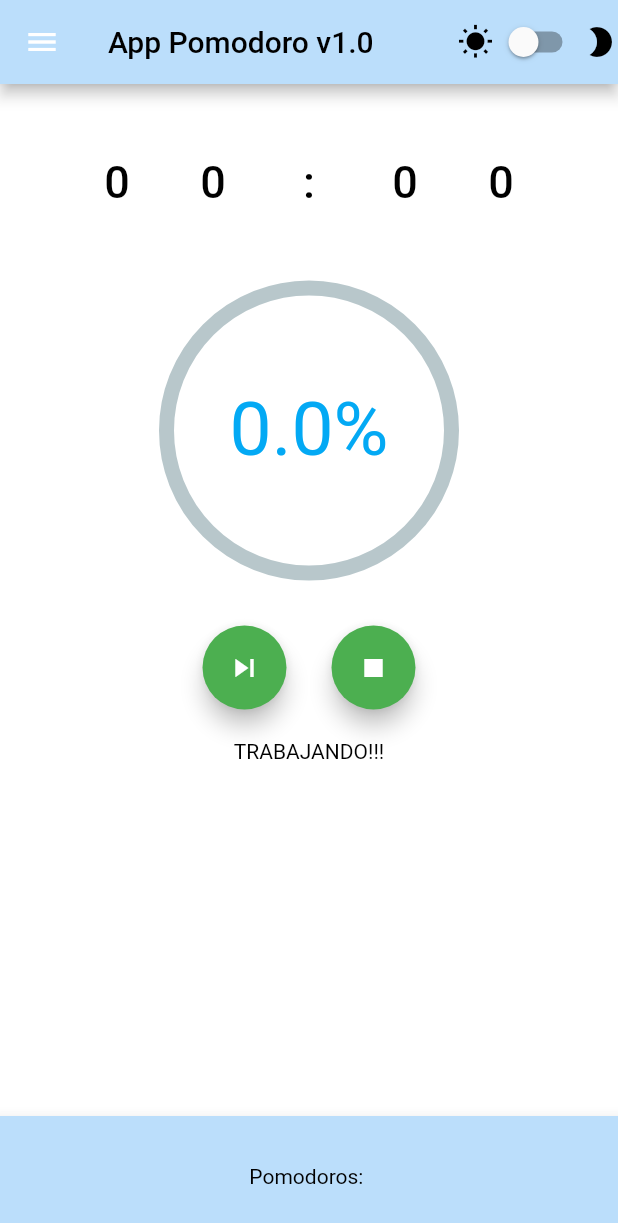
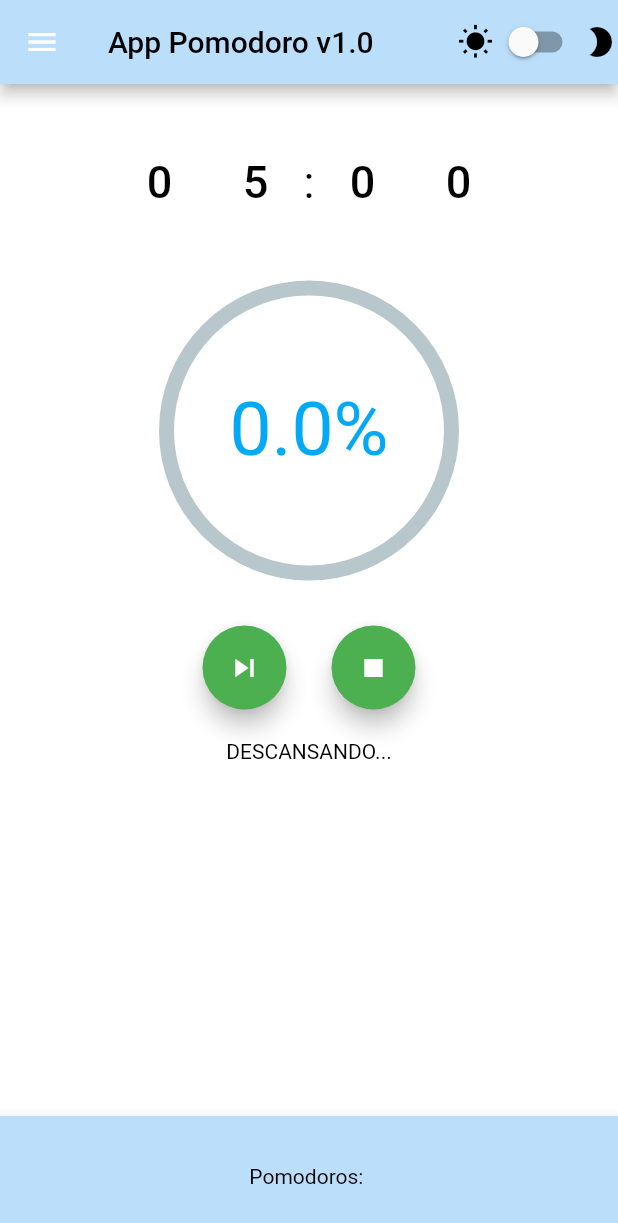
Before and after one commit to robertocarlosmm/MiPomodoroApp, a Flutter app: the screen it shows after launch, after a tap on the "play arrow" icon, after a tap on the "skip next" icon, on a phone screen of 412 x 824 dp. Shown: the top 1223 px of the screen. Run offline on Flutter 3.47's test engine with Material 2 defaults, Android fonts, the light colour scheme and no system bars; drawn by our look-alikes of percent_indicator; our stand-ins replace shared_preferences.

Commit message:
contador funciona - falta el progressCircule

```diff
--- a/lib/main.dart
+++ b/lib/main.dart
@@ -60,8 +60,8 @@ class _HomePageState extends State<HomePage> {
   double percent;
   @override
   void initState() {
-    min10 = 0;
-    min = 0;
+    min10 = 2;
+    min = 5;
     seg10 = 0;
     seg = 0;
     contador = 0;
@@ -75,6 +75,7 @@ class _HomePageState extends State<HomePage> {
   }
 
   Timer timer;
+
   _StartTimer(){
     int Time=indicador?(descanso?5*60:tiempopom):0;
     int cuentaTiempo=0;
@@ -100,6 +101,9 @@ class _HomePageState extends State<HomePage> {
           }
     });
   }
+  _StopTimer(){
+    timer.cancel();
+  }
 
   enPlay(){
     tiempopom=(min10*10+min)*60 + seg10*10+seg;
@@ -110,6 +114,7 @@ class _HomePageState extends State<HomePage> {
   enStop(){
     indicador=false;
     descanso=false;
+    _StopTimer();
     cero();
   }
 
@@ -128,6 +133,7 @@ class _HomePageState extends State<HomePage> {
   }
 
   nextPomodoro(){
+    _StopTimer();
     if(!descanso){//estaba en modo pomodoro
       contador++;
       maxpom--;
@@ -139,7 +145,9 @@ class _HomePageState extends State<HomePage> {
         indicador=false;
         descanso=false;
       }
-    _StartTimer();
+    else{
+      _StartTimer();
+    }
   }
 
   incPom(){
@@ -285,17 +293,14 @@ class _HomePageState extends State<HomePage> {
                               : Colors.black,
                         ),
                       )),
-                  TextButton(
-                      onPressed: () {},
-                      child: Text(
-                        ':',
-                        style: TextStyle(
-                          fontSize: 30.0,
-                          color: currentTheme.isDarkTheme()
-                              ? Colors.white
-                              : Colors.black,
+                  Text(
+                      ':',style: TextStyle(
+                        fontSize: 30.0,
+                        color: currentTheme.isDarkTheme()
+                          ? Colors.white
+                          : Colors.black,
                         ),
-                      )),
+                      ),
                   TextButton(
                       onPressed: () {
                         setState(incSeg10);
```
